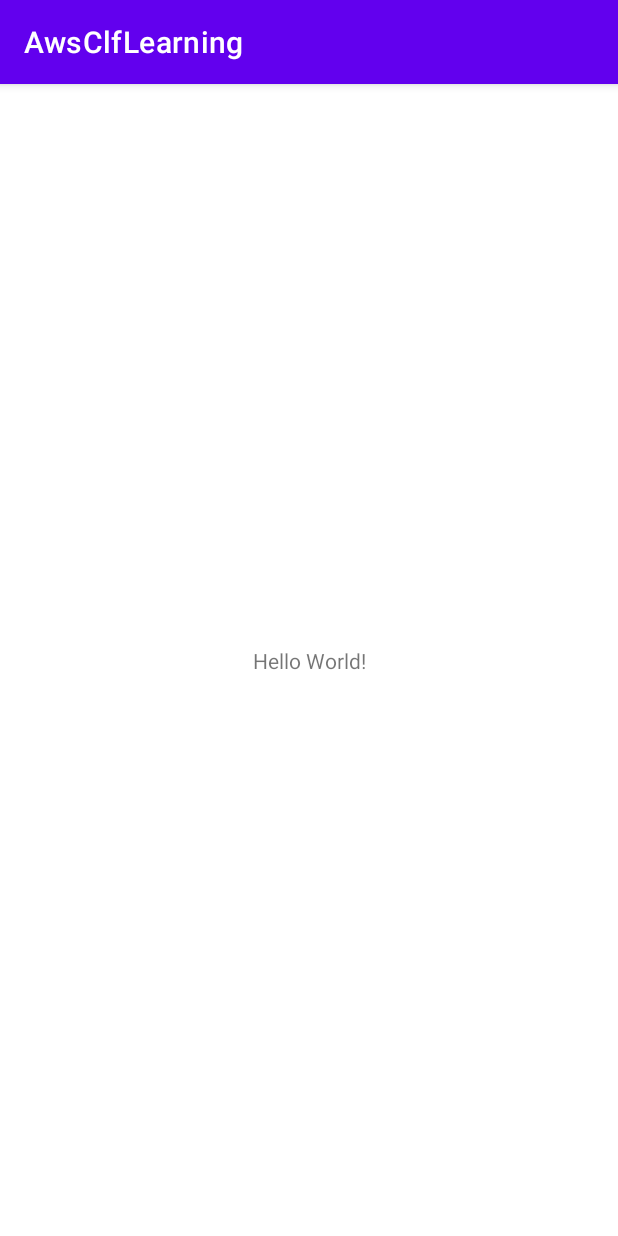
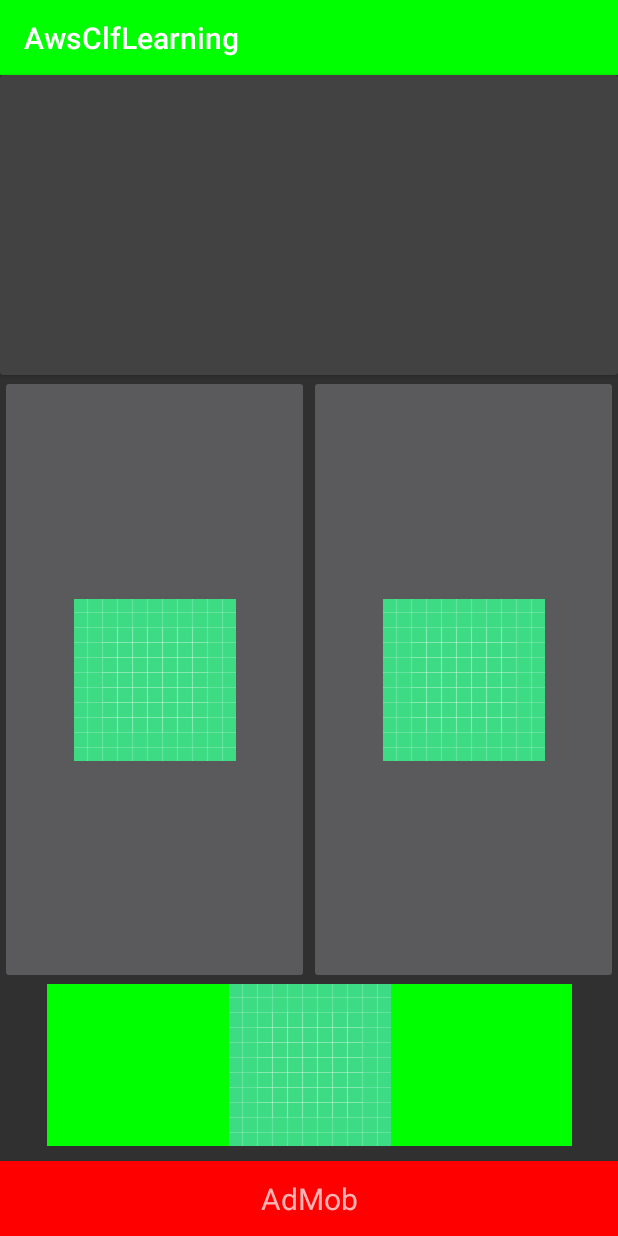
Before and after one commit to yuutarou22/AwsClfLearning, an Android app: the screen it shows after launch (MainActivity), on a phone screen of 412 x 824 dp. Run offline under Robolectric (Android 15) with nearby library versions, the light colour scheme and no system bars.

Commit message:
・トップ画面の基本構成 ・Toolbarの実装 ・dimensの追加と定義

```diff
--- a/app/src/main/AndroidManifest.xml
+++ b/app/src/main/AndroidManifest.xml
@@ -8,7 +8,7 @@
         android:label="@string/app_name"
         android:roundIcon="@mipmap/ic_launcher_round"
         android:supportsRtl="true"
-        android:theme="@style/Theme.AwsClfLearning">
+        android:theme="@style/Theme.Design.NoActionBar">
         <activity android:name=".MainActivity">
             <intent-filter>
                 <action android:name="android.intent.action.MAIN" />
--- a/app/src/main/java/com/example/awsclflearning/MainActivity.kt
+++ b/app/src/main/java/com/example/awsclflearning/MainActivity.kt
@@ -2,10 +2,14 @@ package com.example.awsclflearning
 
 import androidx.appcompat.app.AppCompatActivity
 import android.os.Bundle
+import androidx.appcompat.widget.Toolbar
+import com.example.awsclflearning.R.id.toolbar
 
 class MainActivity : AppCompatActivity() {
     override fun onCreate(savedInstanceState: Bundle?) {
         super.onCreate(savedInstanceState)
         setContentView(R.layout.activity_main)
+        val toolBar = findViewById<Toolbar>(toolbar)
+        setSupportActionBar(toolBar)
     }
 }
--- a/app/src/main/res/layout/activity_main.xml
+++ b/app/src/main/res/layout/activity_main.xml
@@ -6,13 +6,64 @@
     android:layout_height="match_parent"
     tools:context=".MainActivity">
 
-    <TextView
-        android:layout_width="wrap_content"
-        android:layout_height="wrap_content"
-        android:text="Hello World!"
-        app:layout_constraintBottom_toBottomOf="parent"
-        app:layout_constraintLeft_toLeftOf="parent"
-        app:layout_constraintRight_toRightOf="parent"
+    <androidx.appcompat.widget.Toolbar
+        android:id="@+id/toolbar"
+        android:layout_width="match_parent"
+        android:layout_height="@dimen/toolbar_height"
+        android:background="#00ff00"
+        app:layout_constraintEnd_toEndOf="parent"
+        app:layout_constraintStart_toStartOf="parent"
         app:layout_constraintTop_toTopOf="parent" />
 
+    <androidx.cardview.widget.CardView
+        android:id="@+id/cardView"
+        android:layout_width="match_parent"
+        android:layout_height="@dimen/cardView_height"
+        android:background="@color/purple_500"
+        app:layout_constraintTop_toBottomOf="@+id/toolbar" />
+
+    <ImageButton
+        android:id="@+id/aws_learning_button"
+        android:layout_width="0dp"
+        android:layout_height="0dp"
+        android:src="@drawable/ic_launcher_background"
+        app:layout_constraintBottom_toTopOf="@+id/settings_button"
+        app:layout_constraintEnd_toStartOf="@+id/aws_practice_button"
+        app:layout_constraintHorizontal_bias="0.5"
+        app:layout_constraintStart_toStartOf="parent"
+        app:layout_constraintTop_toBottomOf="@+id/cardView" />
+
+    <ImageButton
+        android:id="@+id/aws_practice_button"
+        android:layout_width="0dp"
+        android:layout_height="0dp"
+        android:src="@drawable/ic_launcher_background"
+        app:layout_constraintBottom_toTopOf="@+id/settings_button"
+        app:layout_constraintEnd_toEndOf="parent"
+        app:layout_constraintHorizontal_bias="0.5"
+        app:layout_constraintStart_toEndOf="@+id/aws_learning_button"
+        app:layout_constraintTop_toBottomOf="@+id/cardView" />
+
+    <ImageButton
+        android:id="@+id/settings_button"
+        android:layout_width="350dp"
+        android:layout_height="wrap_content"
+        android:layout_marginBottom="10dp"
+        android:background="#00ff00"
+        android:src="@drawable/ic_launcher_background"
+        app:layout_constraintBottom_toTopOf="@+id/AdMobArea"
+        app:layout_constraintEnd_toEndOf="parent"
+        app:layout_constraintStart_toStartOf="parent" />
+
+    <TextView
+        android:id="@+id/AdMobArea"
+        android:layout_width="match_parent"
+        android:layout_height="50dp"
+        android:background="#ff0000"
+        android:gravity="center_horizontal|center_vertical"
+        android:text="AdMob"
+        android:textSize="20dp"
+        app:layout_constraintBottom_toBottomOf="parent"
+        app:layout_constraintEnd_toEndOf="parent"
+        app:layout_constraintStart_toStartOf="parent" />
 </androidx.constraintlayout.widget.ConstraintLayout>
--- /dev/null
+++ b/app/src/main/res/values/dimens.xml
@@ -0,0 +1,5 @@
+<?xml version="1.0" encoding="utf-8"?>
+<resources>
+    <dimen name="toolbar_height">50dp</dimen>
+    <dimen name="cardView_height">200dp</dimen>
+</resources>
```
